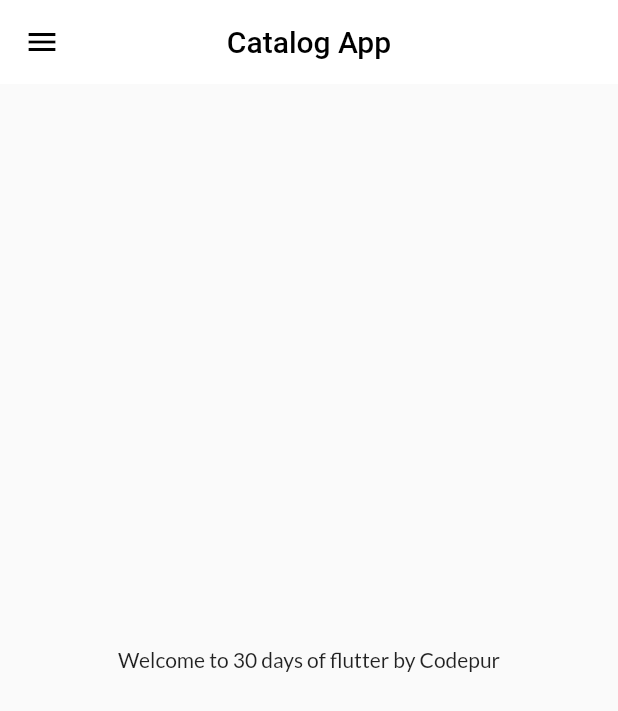
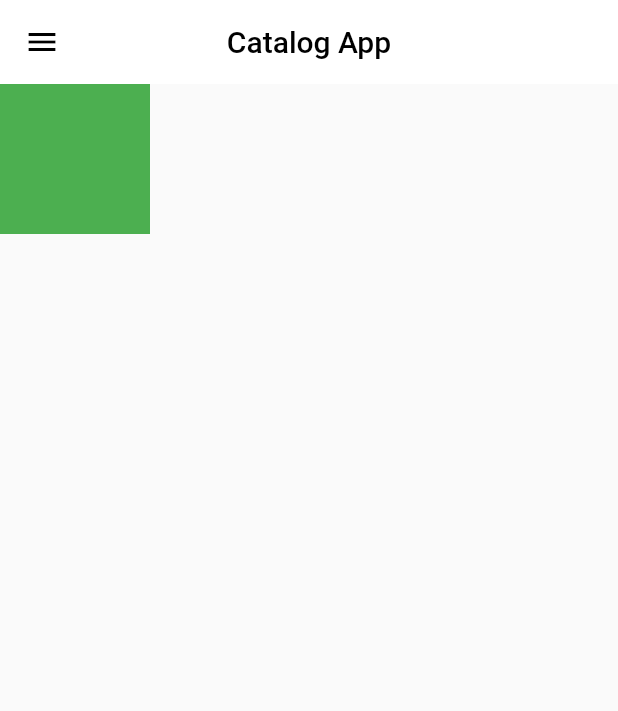
Before and after one commit to bobbysihalath/flutter_first, a Flutter app: the screen it shows after launch, on a phone screen of 412 x 824 dp. Shown: the top 711 px of the screen. Run offline on Flutter 3.47's test engine with Material 2 defaults, Android fonts, the phone set to English and light mode, and no system bars; our stand-ins replace google_fonts.

Commit message:
BuildContext | 3 Trees | Constrains Explained

```diff
--- a/lib/pages/home_page.dart
+++ b/lib/pages/home_page.dart
@@ -15,10 +15,10 @@ class HomePage extends StatelessWidget {
           style: TextStyle(color: Colors.black),
         ),
       ),
-      body: Center(
-        child: Container(
-          child: Text("Welcome to $days days of flutter by $name"),
-        ),
+      body: Container(
+        height: 100,
+        width: 100,
+        color: Colors.green,
       ),
       drawer: MyDrawer(),
     );
--- a/lib/pages/login_page.dart
+++ b/lib/pages/login_page.dart
@@ -1,5 +1,6 @@
 import 'package:flutter/material.dart';
 import 'package:flutter_catalog/utils/routes.dart';
+import 'package:flutter/cupertino.dart';
 
 class LoginPage extends StatefulWidget {
   @override
@@ -19,6 +20,7 @@ class _LoginPageState extends State<LoginPage> {
       });
       await Future.delayed(Duration(seconds: 1));
       await Navigator.pushNamed(context, MyRoutes.homeRoute);
+
       setState(() {
         changeButton = false;
       });
```
